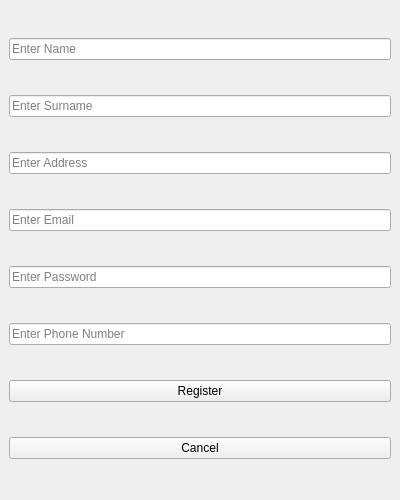
markodmaki123/RealEstateAgency, file Agency/View/registerView.ui: the form before one commit.
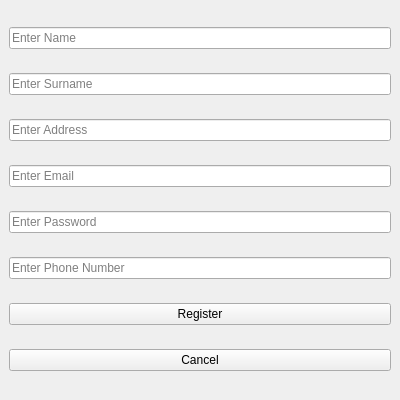
The form after the commit.

```diff
--- a/Agency/View/registerView.ui
+++ b/Agency/View/registerView.ui
@@ -7,7 +7,7 @@
     <x>0</x>
     <y>0</y>
     <width>400</width>
-    <height>500</height>
+    <height>400</height>
    </rect>
   </property>
   <property name="windowTitle">
```
